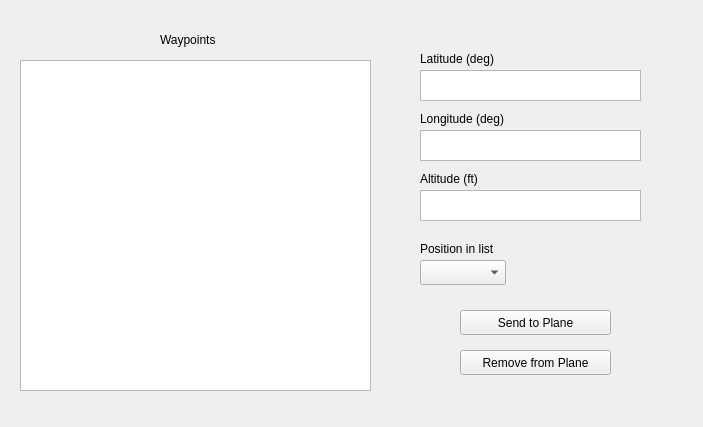
The window that src/ground_station/resources/wp_window.ui (rosplane/GroundStation) describes before a commit, drawn with Qt 5.
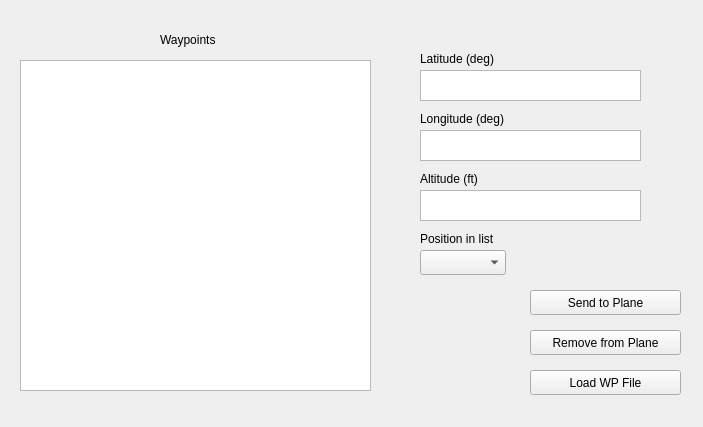
The same window after the commit.

```diff
--- a/src/ground_station/resources/wp_window.ui
+++ b/src/ground_station/resources/wp_window.ui
@@ -16,8 +16,8 @@
   <widget class="QPushButton" name="pushButton">
    <property name="geometry">
     <rect>
-     <x>460</x>
-     <y>310</y>
+     <x>530</x>
+     <y>290</y>
      <width>151</width>
      <height>25</height>
     </rect>
@@ -122,7 +122,7 @@
    <property name="geometry">
     <rect>
      <x>420</x>
-     <y>240</y>
+     <y>230</y>
      <width>111</width>
      <height>17</height>
     </rect>
@@ -135,7 +135,7 @@
    <property name="geometry">
     <rect>
      <x>420</x>
-     <y>260</y>
+     <y>250</y>
      <width>86</width>
      <height>25</height>
     </rect>
@@ -144,8 +144,8 @@
   <widget class="QPushButton" name="pushButton_2">
    <property name="geometry">
     <rect>
-     <x>460</x>
-     <y>350</y>
+     <x>530</x>
+     <y>330</y>
      <width>151</width>
      <height>25</height>
     </rect>
@@ -154,6 +154,19 @@
     <string>Remove from Plane</string>
    </property>
   </widget>
+  <widget class="QPushButton" name="pushButton_3">
+   <property name="geometry">
+    <rect>
+     <x>530</x>
+     <y>370</y>
+     <width>151</width>
+     <height>25</height>
+    </rect>
+   </property>
+   <property name="text">
+    <string>Load WP File</string>
+   </property>
+  </widget>
  </widget>
  <layoutdefault spacing="6" margin="11"/>
  <resources/>
```
